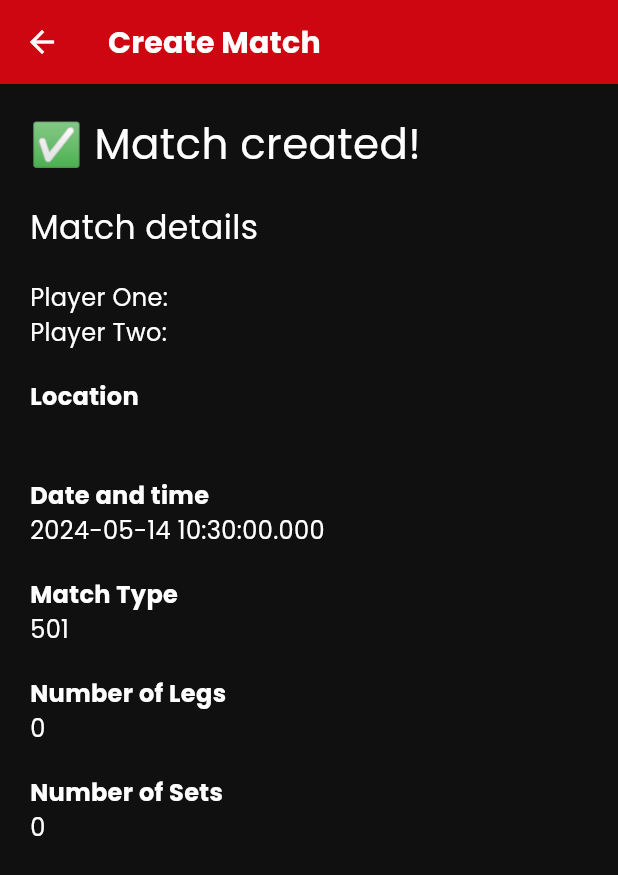
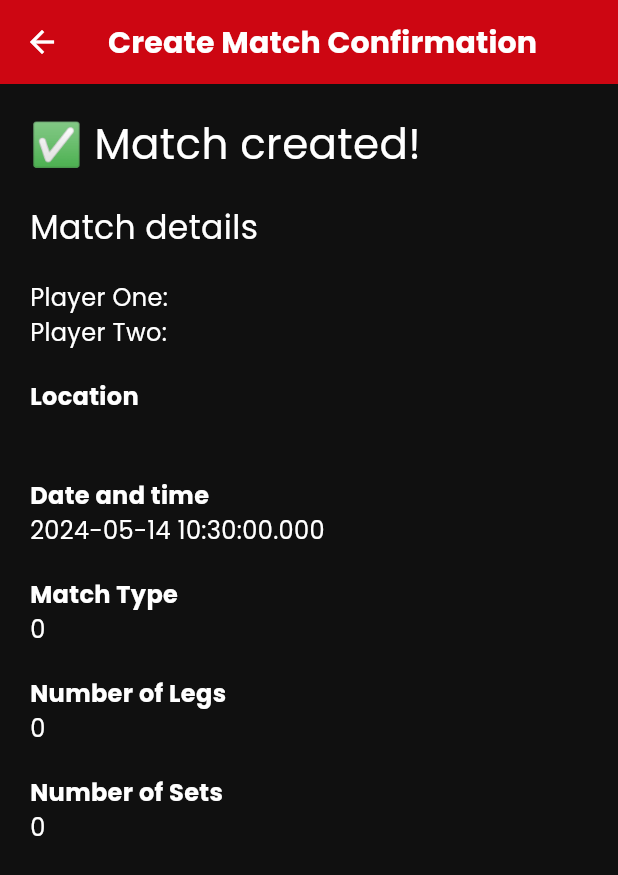
Before and after one commit to bryandijkhuizen/dartproject-s7, a Flutter app: the ConfirmationPage screen opened directly with empty values, on a phone screen of 412 x 824 dp. Shown: the top 875 px of the screen. Run offline on Flutter 3.47's test engine with Material 3 defaults, Android fonts, the phone set to English and light mode, and no system bars; our stand-ins replace form_validator, go_router, google_fonts, supabase_flutter; missing offline and left inert: supabase_auth_ui; accounts and stored records are empty; statements that could not run were skipped.

Commit message:
Implement match model in single match creation

```diff
--- a/Frontend/lib/features/create_match/single_match/confirmation_page.dart
+++ b/Frontend/lib/features/create_match/single_match/confirmation_page.dart
@@ -1,30 +1,19 @@
 import 'package:flutter/material.dart';
+import 'package:darts_application/models/match.dart';
 
 class ConfirmationPage extends StatelessWidget {
-  final String location;
-  final DateTime matchDateTime;
-  final String playerOne;
-  final String playerTwo;
-  final int legAmount;
-  final int setAmount;
-  final bool is301Match;
+  final MatchModel match;
 
   const ConfirmationPage({
     super.key,
-    required this.location,
-    required this.matchDateTime,
-    required this.playerOne,
-    required this.playerTwo,
-    required this.legAmount,
-    required this.setAmount,
-    required this.is301Match,
+    required this.match,
   });
 
   @override
   Widget build(BuildContext context) {
     return Scaffold(
       appBar: AppBar(
-        title: const Text('Create Match'),
+        title: const Text('Create Match Confirmation'),
       ),
       body: Padding(
         padding: const EdgeInsets.all(20.0),
@@ -35,27 +24,23 @@ class ConfirmationPage extends StatelessWidget {
             const SizedBox(height: 20),
             const Text('Match details', style: TextStyle(fontSize: 22)),
             const SizedBox(height: 20),
-            Text('Player One: $playerOne', style: const TextStyle(fontSize: 16)),
-            Text('Player Two: $playerTwo', style: const TextStyle(fontSize: 16)),
+            Text('Player One: ${match.player1LastName}', style: const TextStyle(fontSize: 16)),
+            Text('Player Two: ${match.player2LastName}', style: const TextStyle(fontSize: 16)),
             const SizedBox(height: 20),
             const Text('Location', style: TextStyle(fontSize: 16, fontWeight: FontWeight.bold)),
-            Text(location, style: const TextStyle(fontSize: 16)),
+            Text(match.location ?? 'Unknown location', style: const TextStyle(fontSize: 16)),
             const SizedBox(height: 20),
             const Text('Date and time', style: TextStyle(fontSize: 16, fontWeight: FontWeight.bold)),
-            Text('${matchDateTime.toLocal()}', style: const TextStyle(fontSize: 16)),
+            Text('${match.date.toLocal()}', style: const TextStyle(fontSize: 16)),
             const SizedBox(height: 20),
             const Text('Match Type', style: TextStyle(fontSize: 16, fontWeight: FontWeight.bold)),
-            Text(is301Match ? '301' : '501', style: const TextStyle(fontSize: 16)),
+            Text(match.startingScore.toString(), style: const TextStyle(fontSize: 16)),
             const SizedBox(height: 20),
             const Text('Number of Legs', style: TextStyle(fontSize: 16, fontWeight: FontWeight.bold)),
-            Text(legAmount.toString(), style: const TextStyle(fontSize: 16)),
+            Text(match.legTarget.toString(), style: const TextStyle(fontSize: 16)),
             const SizedBox(height: 20),
             const Text('Number of Sets', style: TextStyle(fontSize: 16, fontWeight: FontWeight.bold)),
-            Text(setAmount.toString(), style: const TextStyle(fontSize: 16)),
-            // ElevatedButton(
-            //   onPressed: () => Navigator.pop(context),
-            //   child: Text('Back'),
-            // ),
+            Text(match.setTarget.toString(), style: const TextStyle(fontSize: 16)),
           ],
         ),
       ),
--- a/Frontend/lib/features/setup_match/start_match.dart
+++ b/Frontend/lib/features/setup_match/start_match.dart
@@ -24,6 +24,7 @@ class _StartMatchState extends State<StartMatch> {
     date: DateTime.now(),
     setTarget: 0,
     legTarget: 0,
+    startingScore: 0,
     player1LastName: '',
     player2LastName: '',
   );
```
Also changed, not shown: Frontend/lib/features/create_match/single_match/create_single_match_page.dart (+72 -101 lines), Frontend/lib/features/create_match/single_match/player_selector.dart (+16 -7 lines), Frontend/lib/models/match.dart (+17 -0 lines).
